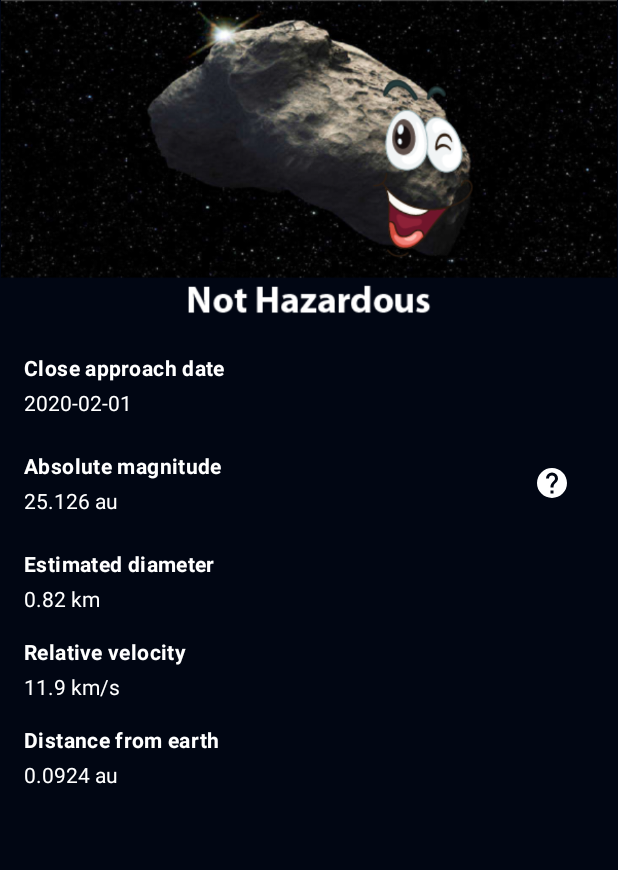
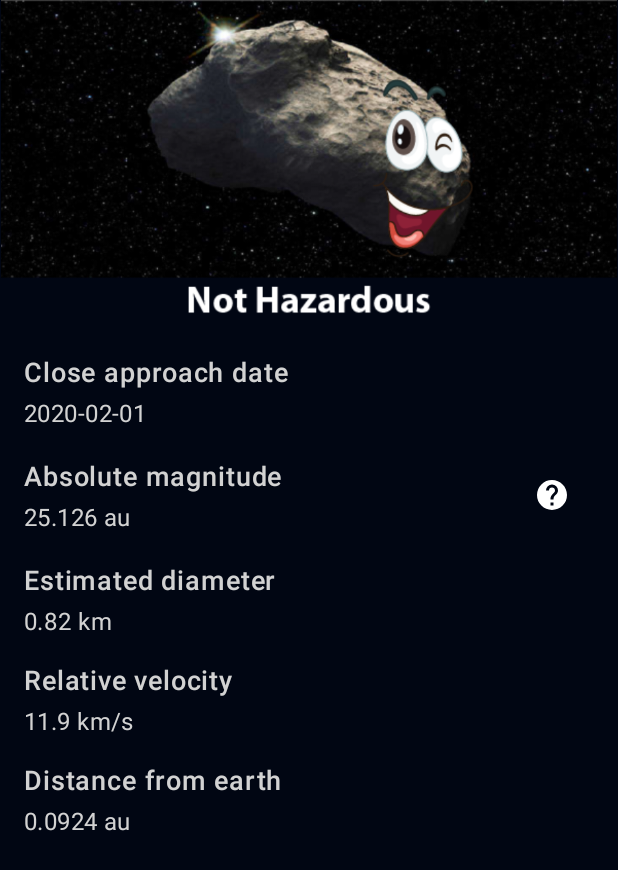
Before and after one commit to adancaysee/UdacityNanoDegreeAndroidEndOfSectionApps, an Android app: the layout fragment_detail.xml on its own in the app's theme, with its tools: preview values and no code run, on a phone screen of 412 x 824 dp. Shown: the top 870 px of the screen. Run offline under Robolectric (Android 15) with nearby library versions, the phone set to English and light mode, and no system bars; network calls fail.

Commit message:
added theme

```diff
--- a/asteroidradar/src/main/res/layout/fragment_detail.xml
+++ b/asteroidradar/src/main/res/layout/fragment_detail.xml
@@ -56,6 +56,7 @@
                         android:layout_height="wrap_content"
                         android:layout_marginTop="@dimen/spacing_4dp"
                         android:text="@{viewModel.asteroid.closeApproachDate}"
+                        android:textAppearance="@style/TextAppearance.AsteroidRadar.Description"
                         tools:text="2020-02-01" />
                 </LinearLayout>
 
@@ -83,6 +84,7 @@
                             android:layout_width="match_parent"
                             android:layout_height="wrap_content"
                             android:layout_marginTop="@dimen/spacing_4dp"
+                            android:textAppearance="@style/TextAppearance.AsteroidRadar.Description"
                             app:astronomicalUnitText="@{viewModel.asteroid.absoluteMagnitude}"
                             tools:text="25.126 au" />
                     </LinearLayout>
@@ -110,6 +112,7 @@
                     android:layout_width="match_parent"
                     android:layout_height="wrap_content"
                     android:layout_marginTop="@dimen/spacing_4dp"
+                    android:textAppearance="@style/TextAppearance.AsteroidRadar.Description"
                     app:kmUnitText="@{viewModel.asteroid.estimatedDiameter}"
                     tools:text="0.82 km" />
 
@@ -125,6 +128,7 @@
                     android:layout_width="match_parent"
                     android:layout_height="wrap_content"
                     android:layout_marginTop="@dimen/spacing_4dp"
+                    android:textAppearance="@style/TextAppearance.AsteroidRadar.Description"
                     app:velocityText="@{viewModel.asteroid.relativeVelocity}"
                     tools:text="11.9 km/s" />
 
@@ -140,6 +144,7 @@
                     android:layout_width="match_parent"
                     android:layout_height="wrap_content"
                     android:layout_marginTop="@dimen/spacing_4dp"
+                    android:textAppearance="@style/TextAppearance.AsteroidRadar.Description"
                     app:astronomicalUnitText="@{viewModel.asteroid.distanceFromEarth}"
                     tools:text="0.0924 au" />
 
--- a/asteroidradar/src/main/res/layout/item_asteroid.xml
+++ b/asteroidradar/src/main/res/layout/item_asteroid.xml
@@ -29,7 +29,7 @@
             android:ellipsize="end"
             android:maxLines="1"
             android:text="@{asteroid.codename}"
-            android:textAppearance="?attr/textAppearanceBody1"
+            android:textAppearance="@style/TextAppearance.AsteroidRadar.Title"
             android:textStyle="bold"
             app:layout_constraintEnd_toStartOf="@+id/imageView"
             app:layout_constraintStart_toStartOf="parent"
@@ -44,7 +44,7 @@
             android:ellipsize="end"
             android:maxLines="1"
             android:text="@{asteroid.closeApproachDate}"
-            android:textAppearance="?attr/textAppearanceBody2"
+            android:textAppearance="@style/TextAppearance.AsteroidRadar.Description"
             app:layout_constraintEnd_toEndOf="@+id/textView2"
             app:layout_constraintStart_toStartOf="@+id/textView2"
             app:layout_constraintTop_toBottomOf="@+id/textView2"
@@ -54,12 +54,11 @@
             android:id="@+id/imageView"
             android:layout_width="wrap_content"
             android:layout_height="wrap_content"
-            android:contentDescription="todo"
-            app:statusIcon="@{asteroid.potentiallyHazardous}"
+            android:contentDescription="@null"
             app:layout_constraintBottom_toBottomOf="parent"
             app:layout_constraintEnd_toEndOf="parent"
             app:layout_constraintTop_toTopOf="parent"
-            app:srcCompat="@drawable/ic_status_potentially_hazardous"
-            tools:ignore="HardcodedText" />
+            app:statusIcon="@{asteroid.potentiallyHazardous}"
+            tools:src="@drawable/ic_status_potentially_hazardous" />
     </androidx.constraintlayout.widget.ConstraintLayout>
 </layout>
--- a/asteroidradar/src/main/res/values-night/themes.xml
+++ b/asteroidradar/src/main/res/values-night/themes.xml
@@ -2,15 +2,23 @@
     <!-- Base application theme. -->
     <style name="Theme.UdacityNanoDegreeAndroidEndOfSectionApps" parent="Theme.MaterialComponents.DayNight.DarkActionBar">
         <!-- Primary brand color. -->
-        <item name="colorPrimary">@color/app_background</item>
-        <item name="colorPrimaryVariant">@color/app_background</item>
+        <item name="colorPrimary">@color/black_800</item>
+        <item name="colorPrimaryVariant">@color/black_800</item>
         <item name="colorOnPrimary">@color/white</item>
+
         <!-- Secondary brand color. -->
-        <item name="colorSecondary">@color/teal_200</item>
-        <item name="colorSecondaryVariant">@color/teal_200</item>
+        <item name="colorSecondary">@color/pink_500</item>
+        <item name="colorSecondaryVariant">@color/pink_500</item>
         <item name="colorOnSecondary">@color/black</item>
+
+        <item name="colorSurface">@color/black_800</item>
+        <item name="colorOnSurface">@color/white</item>
+
+        <item name="android:colorBackground">@color/app_background</item>
+        <item name="android:textColor">@color/grey</item>
         <!-- Status bar color. -->
         <item name="android:statusBarColor" tools:targetApi="lollipop">?attr/colorPrimaryVariant</item>
         <!-- Customize your theme here. -->
+
     </style>
 </resources>
--- a/asteroidradar/src/main/res/values/colors.xml
+++ b/asteroidradar/src/main/res/values/colors.xml
@@ -1,12 +1,12 @@
 <?xml version="1.0" encoding="utf-8"?>
 <resources>
-    <color name="teal_200">#FF8282</color>
+    <color name="black_800">#010613</color>
+    <color name="pink_500">#FF8282</color>
+    <color name="grey">#D2D2D2</color>
     <color name="black">#FF000000</color>
     <color name="white">#FFFFFFFF</color>
 
-    <color name="text_grey">#D2D2D2</color>
+    <color name="background_image_of_day">#55010613</color>
     <color name="app_background">#010613</color>
     <color name="potentially_hazardous">?attr/colorSecondary</color>
-    <color name="background_image_of_day">#55010613</color>
-
 </resources>
--- a/asteroidradar/src/main/res/values/themes.xml
+++ b/asteroidradar/src/main/res/values/themes.xml
@@ -2,17 +2,17 @@
     <!-- Base application theme. -->
     <style name="Theme.UdacityNanoDegreeAndroidEndOfSectionApps" parent="Theme.MaterialComponents.DayNight.DarkActionBar">
         <!-- Primary brand color. -->
-        <item name="colorPrimary">@color/app_background</item>
-        <item name="colorPrimaryVariant">@color/app_background</item>
+        <item name="colorPrimary">@color/black_800</item>
+        <item name="colorPrimaryVariant">@color/black_800</item>
         <item name="colorOnPrimary">@color/white</item>
         <!-- Secondary brand color. -->
-        <item name="colorSecondary">@color/teal_200</item>
-        <item name="colorSecondaryVariant">@color/teal_200</item>
+        <item name="colorSecondary">@color/pink_500</item>
+        <item name="colorSecondaryVariant">@color/pink_500</item>
         <item name="colorOnSecondary">@color/black</item>
 
 
         <item name="android:colorBackground">@color/app_background</item>
-        <item name="android:textColor">@color/white</item>
+        <item name="android:textColor">@color/grey</item>
         <!-- Status bar color. -->
         <item name="android:statusBarColor" tools:targetApi="lollipop">?attr/colorPrimaryVariant</item>
         <!-- Customize your theme here. -->
--- a/asteroidradar/src/main/res/values/type.xml
+++ b/asteroidradar/src/main/res/values/type.xml
@@ -1,9 +1,16 @@
 <?xml version="1.0" encoding="utf-8"?>
 <resources>
 
-    <style name="TextAppearance.AsteroidRadar.Title" parent="TextAppearance.MaterialComponents.Body2">
-        <item name="android:textColor">@color/text_grey</item>
-        <item name="android:textStyle">bold</item>
+    <style name="TextAppearance.AsteroidRadar.Title" parent="TextAppearance.MaterialComponents.Body1">
+        <item name="android:textColor">@color/grey</item>
+        <item name="fontFamily">sans-serif-medium</item>
+        <item name="android:textSize">18sp</item>
+    </style>
+
+    <style name="TextAppearance.AsteroidRadar.Description" parent="TextAppearance.MaterialComponents.Body2">
+        <item name="android:textColor">@color/grey</item>
+        <item name="fontFamily">sans-serif</item>
+        <item name="android:textSize">16sp</item>
     </style>
 
 </resources>
```
